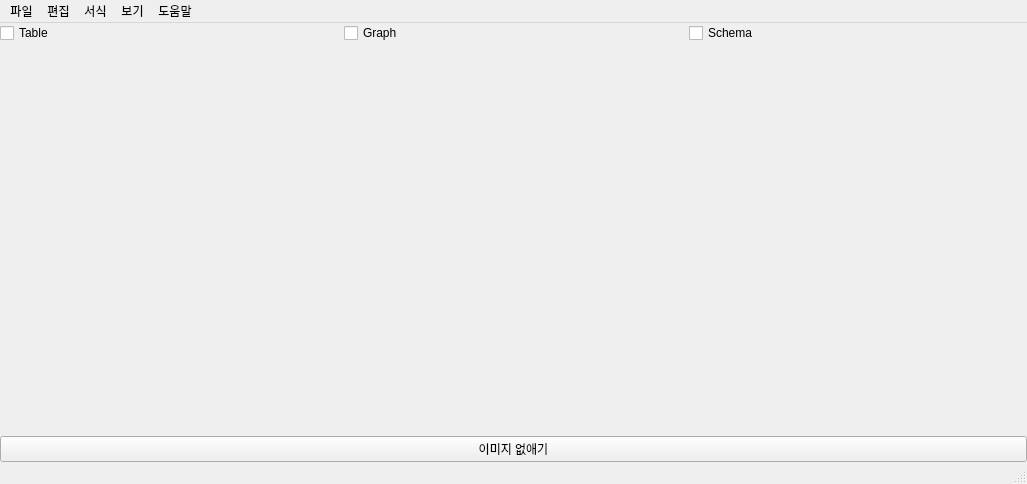
Qt form coursegraph/Maingui.ui (oss2024hnu/coursegraph-py) before a commit.
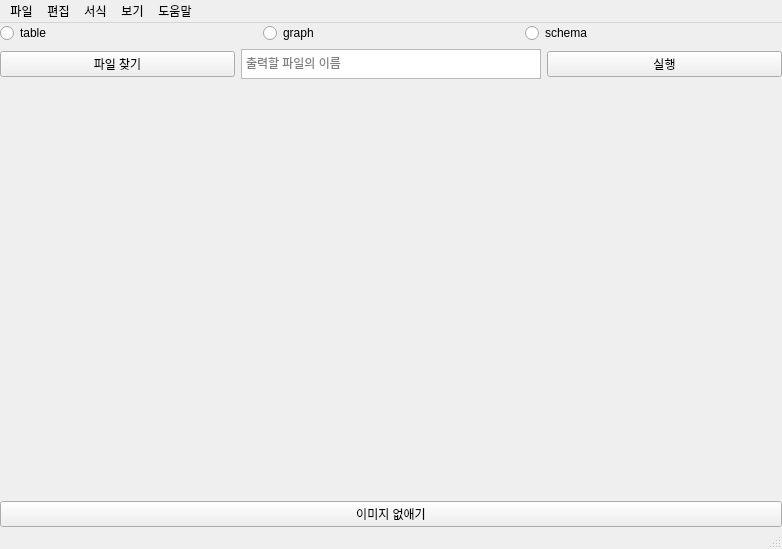
The same form after that commit.

Commit message: yaml파일을 이용해서 이미지 보여주기

```diff
--- a/coursegraph/Maingui.ui
+++ b/coursegraph/Maingui.ui
@@ -6,8 +6,8 @@
    <rect>
     <x>0</x>
     <y>0</y>
-    <width>1027</width>
-    <height>484</height>
+    <width>782</width>
+    <height>549</height>
    </rect>
   </property>
   <property name="windowTitle">
@@ -27,46 +27,80 @@
     <property name="bottomMargin">
      <number>0</number>
     </property>
-    <item row="1" column="0">
+    <item row="0" column="0">
      <layout class="QGridLayout" name="gridLayout_3">
-      <item row="2" column="0">
+      <item row="3" column="0">
        <widget class="QLabel" name="label">
         <property name="text">
          <string/>
         </property>
        </widget>
       </item>
-      <item row="4" column="0">
+      <item row="6" column="0">
        <widget class="QPushButton" name="pushButton">
         <property name="text">
          <string>이미지 없애기</string>
         </property>
        </widget>
       </item>
-     </layout>
-    </item>
     <item row="0" column="0">
      <layout class="QHBoxLayout" name="horizontalLayout">
+        <property name="spacing">
+         <number>6</number>
+        </property>
       <item>
-       <widget class="QCheckBox" name="checkBox_4">
+         <widget class="QRadioButton" name="radioButton_1">
         <property name="text">
-         <string>Table</string>
+           <string>table</string>
         </property>
        </widget>
       </item>
       <item>
-       <widget class="QCheckBox" name="checkBox_3">
+         <widget class="QRadioButton" name="radioButton_2">
         <property name="text">
-         <string>Graph</string>
+           <string>graph</string>
         </property>
        </widget>
       </item>
       <item>
-       <widget class="QCheckBox" name="checkBox_2">
+         <widget class="QRadioButton" name="radioButton_3">
         <property name="text">
-         <string>Schema</string>
-        </property>
-       </widget>
+           <string>schema</string>
+          </property>
+         </widget>
+        </item>
+       </layout>
+      </item>
+      <item row="2" column="0">
+       <layout class="QHBoxLayout" name="horizontalLayout_2">
+        <item>
+         <widget class="QPushButton" name="pushButton_3">
+          <property name="text">
+           <string>파일 찾기</string>
+          </property>
+         </widget>
+        </item>
+        <item>
+         <widget class="QTextEdit" name="textEdit">
+          <property name="maximumSize">
+           <size>
+            <width>300</width>
+            <height>30</height>
+           </size>
+          </property>
+          <property name="placeholderText">
+            <string>출력할 파일의 이름</string>
+          </property>
+         </widget>
+        </item>
+        <item>
+         <widget class="QPushButton" name="pushButton_2">
+          <property name="text">
+           <string>실행</string>
+          </property>
+         </widget>
+        </item>
+       </layout>
       </item>
      </layout>
     </item>
@@ -78,8 +112,8 @@
     <rect>
      <x>0</x>
      <y>0</y>
-     <width>1027</width>
-     <height>22</height>
+     <width>782</width>
+     <height>21</height>
     </rect>
    </property>
    <widget class="QMenu" name="menu_file">
```
Lines whose indentation alone changed are shown as unchanged. The commit also changes 1 other file.
